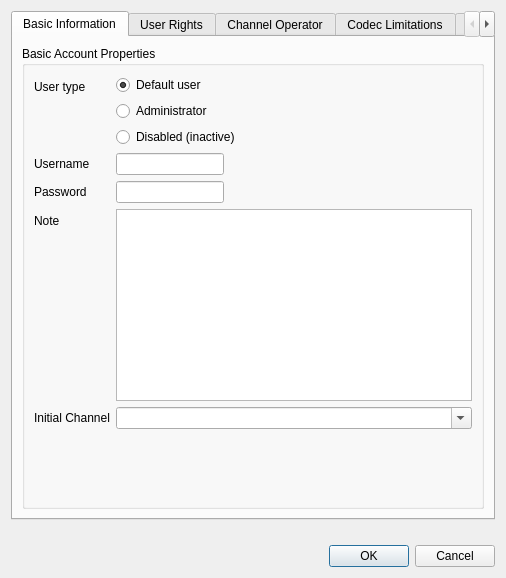
Qt form Client/qtTeamTalk/userdlg.ui (BearWare/TeamTalk5) before a commit.
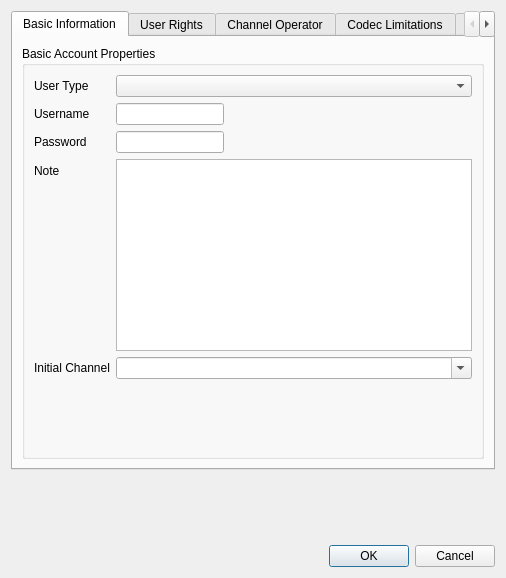
The same form after that commit. Custom widgets are drawn as their Qt base class.

Commit message: Change to combobox to choose user type

The edit to the form file:
```diff
--- a/Client/qtTeamTalk/userdlg.ui
+++ b/Client/qtTeamTalk/userdlg.ui
@@ -33,7 +33,7 @@
           <item row="0" column="0">
            <widget class="QLabel" name="label_3">
             <property name="text">
-             <string>User type</string>
+             <string>User Type</string>
             </property>
             <property name="buddy">
              <cstring>defaultuserBtn</cstring>
@@ -41,32 +41,7 @@
            </widget>
           </item>
           <item row="0" column="1">
-           <layout class="QVBoxLayout" name="verticalLayout_2">
-            <item>
-             <widget class="QRadioButton" name="defaultuserBtn">
-              <property name="text">
-               <string>Default user</string>
-              </property>
-              <property name="checked">
-               <bool>true</bool>
-              </property>
-             </widget>
-            </item>
-            <item>
-             <widget class="QRadioButton" name="adminBtn">
-              <property name="text">
-               <string>Administrator</string>
-              </property>
-             </widget>
-            </item>
-            <item>
-             <widget class="QRadioButton" name="disableduserBtn">
-              <property name="text">
-               <string>Disabled (inactive)</string>
-              </property>
-             </widget>
-            </item>
-           </layout>
+           <widget class="QComboBox" name="typeComboBox"/>
           </item>
           <item row="1" column="0">
            <widget class="QLabel" name="label">
```
Left out of the diff: 4 changed lines with no effect on the pictures. The commit also changes 1 other file.
